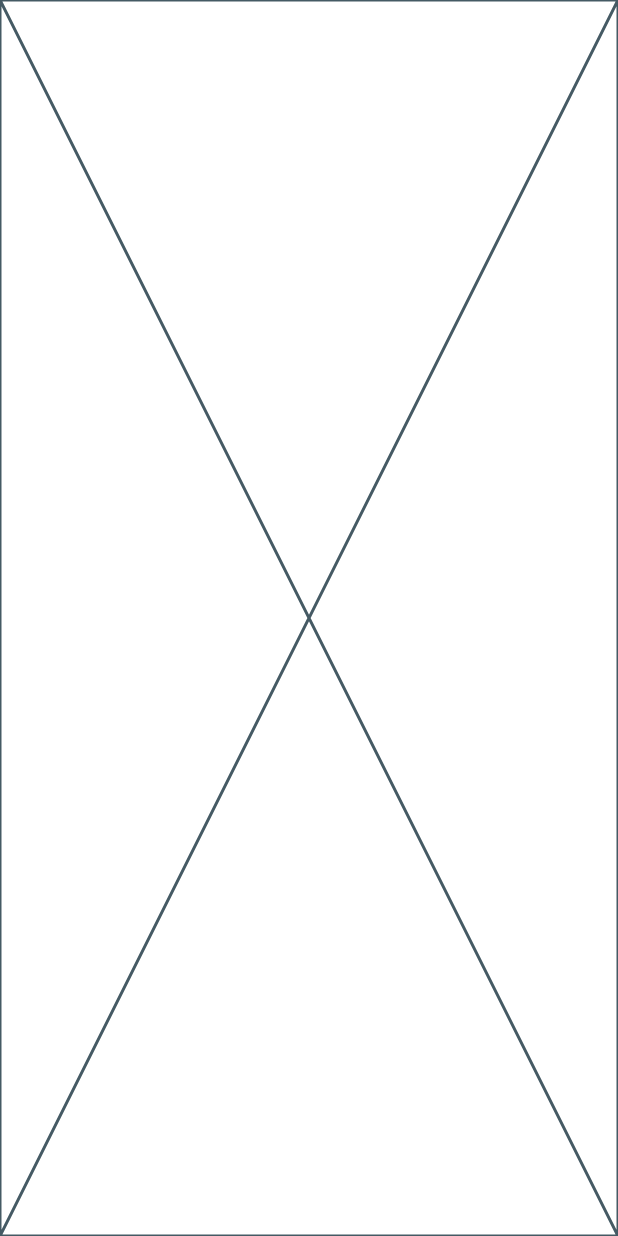
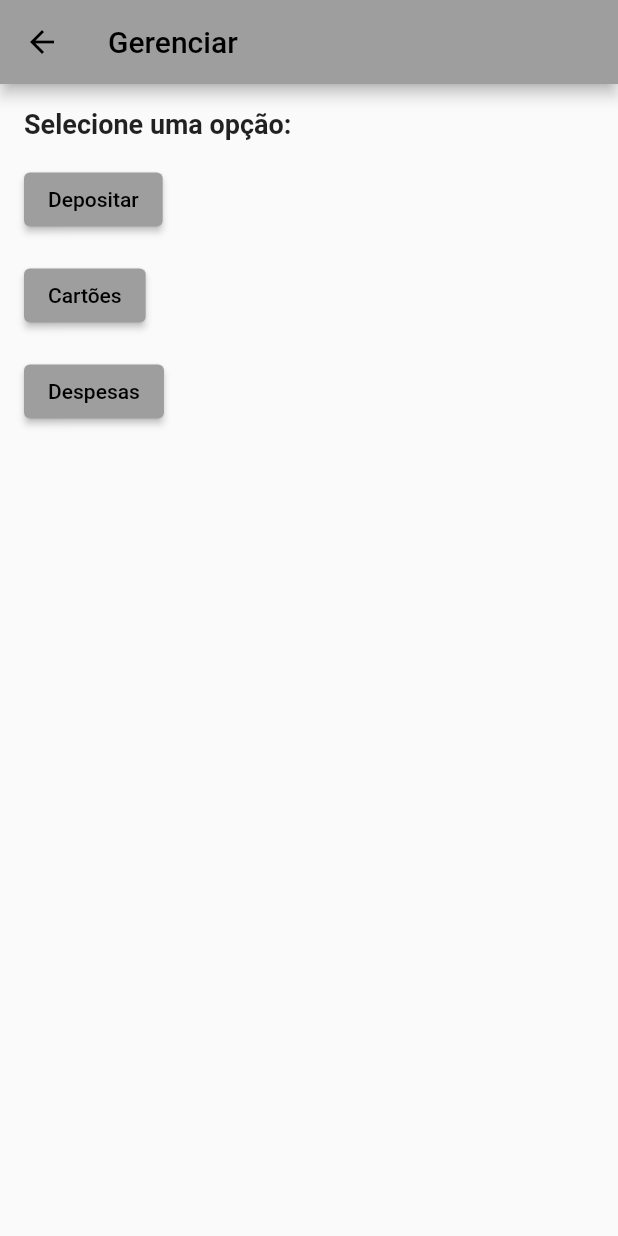
Before and after one commit to Lucasilvabr/MyWallet, a Flutter app: the screen it shows after launch, after a tap on "Login", on a phone screen of 412 x 824 dp. Run offline on Flutter 3.47's test engine with Material 2 defaults, Android fonts, the phone set to English and light mode, and no system bars.

Commit message:
enviando menu

```diff
--- a/lib/loginpage.dart
+++ b/lib/loginpage.dart
@@ -77,7 +77,7 @@ class _LoginPageState extends State<LoginPage> {
                     Navigator.push(
                       context,
                       MaterialPageRoute(
-                        builder: (context) => Menu(),
+                        builder: (context) => menu(),
                       ),
                     );
                   },
@@ -130,7 +130,7 @@ SizedBox(height: 100),
   onTap: () {
     Navigator.push(
       context,
-      MaterialPageRoute(builder: (context) => SobrePage()),
+      MaterialPageRoute(builder: (context) => sobrepage()),
     );
   },
   child: const Text(
--- a/lib/menu.dart
+++ b/lib/menu.dart
@@ -1,16 +1,50 @@
 import 'package:flutter/src/widgets/framework.dart';
 import 'package:flutter/src/widgets/placeholder.dart';
+import 'package:flutter/material.dart';
 
-class Menu extends StatefulWidget {
-  const Menu({super.key});
-
-  @override
-  State<Menu> createState() => _MenuState();
-}
-
-class _MenuState extends State<Menu> {
+class menu extends StatelessWidget {
   @override
   Widget build(BuildContext context) {
-    return const Placeholder();
+    return Scaffold(
+      appBar: AppBar(
+        title: Text('Gerenciar'),
+      ),
+      body: Container(
+        padding: EdgeInsets.all(16),
+        child: Column(
+          crossAxisAlignment: CrossAxisAlignment.start,
+          children: [
+            Text(
+              'Selecione uma opção:',
+              style: TextStyle(
+                fontSize: 18,
+                fontWeight: FontWeight.bold,
+              ),
+            ),
+            SizedBox(height: 16),
+            ElevatedButton(
+              onPressed: () {
+                // TODO: Adicionar ação do botão
+              },
+              child: Text('Depositar'),
+            ),
+            SizedBox(height: 16),
+            ElevatedButton(
+              onPressed: () {
+                // TODO: Adicionar ação do botão
+              },
+              child: Text('Cartões'),
+            ),
+            SizedBox(height: 16),
+            ElevatedButton(
+              onPressed: () {
+                // TODO: Adicionar ação do botão
+              },
+              child: Text('Despesas'),
+            ),
+          ],
+        ),
+      ),
+    );
   }
 }
--- a/lib/sobrepage.dart
+++ b/lib/sobrepage.dart
@@ -2,7 +2,7 @@ import 'package:flutter/src/widgets/framework.dart';
 import 'package:flutter/src/widgets/placeholder.dart';
 import 'package:flutter/material.dart';
 
-class SobrePage extends StatelessWidget {
+class sobrepage extends StatelessWidget {
   @override
   Widget build(BuildContext context) {
     return Scaffold(
```
